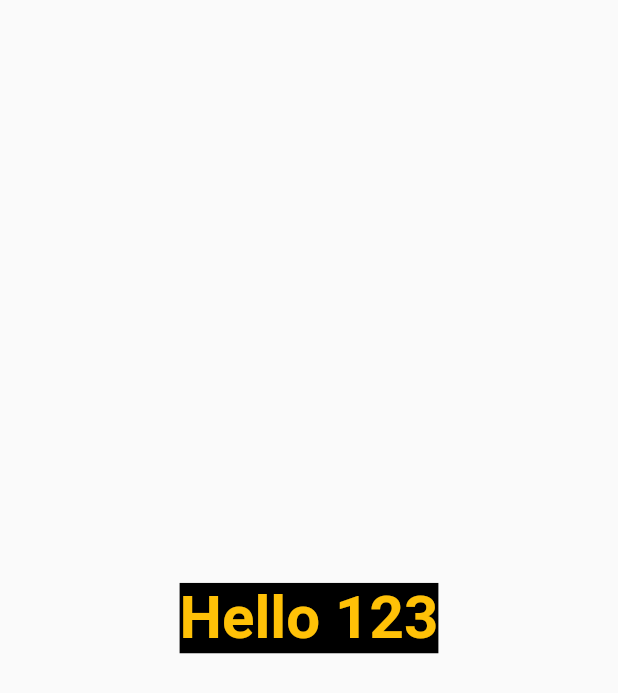
After one commit to developertallha/30daysofflutter, a Flutter app: the screen it shows after launch, on a phone screen of 412 x 824 dp. The commit adds this screen. Shown: the top 693 px of the screen. Run offline on Flutter 3.47's test engine with Material 2 defaults, Android fonts, the phone set to English and light mode, and no system bars.

Commit message:
Day3completed

```diff
--- /dev/null
+++ b/lib/Pages/loginPage.dart
@@ -0,0 +1,22 @@
+import 'dart:math';
+
+import 'package:flutter/material.dart';
+
+class LoginPage extends StatelessWidget {
+  @override
+  Widget build(BuildContext context) {
+    return Material(
+      child: Center(
+        child: Container(
+          child: const Text("Hello 123",
+              style: TextStyle(
+                fontSize: 40,
+                fontWeight: FontWeight.bold,
+                color: Colors.amber,
+                backgroundColor: Colors.black,
+              )),
+        ),
+      ),
+    );
+  }
+}
--- a/lib/main.dart
+++ b/lib/main.dart
@@ -1,5 +1,6 @@
 import 'package:flutter/material.dart';
-import 'package:flutter_catalog/Home_Page.dart';
+import 'package:flutter_catalog/Pages/Home_Page.dart';
+import 'package:flutter_catalog/Pages/loginPage.dart';
 
 void main() {
   runApp(MyApp());
@@ -9,7 +10,18 @@ class MyApp extends StatelessWidget {
   @override
   Widget build(BuildContext context) {
     return MaterialApp(
-      home: Home_Page(),
+      themeMode: ThemeMode.light,
+      theme: ThemeData(
+        primarySwatch: Colors.cyan,
+      ),
+      darkTheme: ThemeData(
+        primarySwatch: Colors.amber,
+      ),
+      routes: {
+        "/": (context) => LoginPage(),
+        "/home": (context) => Home_Page(),
+        "/login": (context) => LoginPage(),
+      },
     );
   }
 }
```
Also changed, not shown: lib/Pages/Home_Page.dart (renamed from lib/Home_Page.dart).
